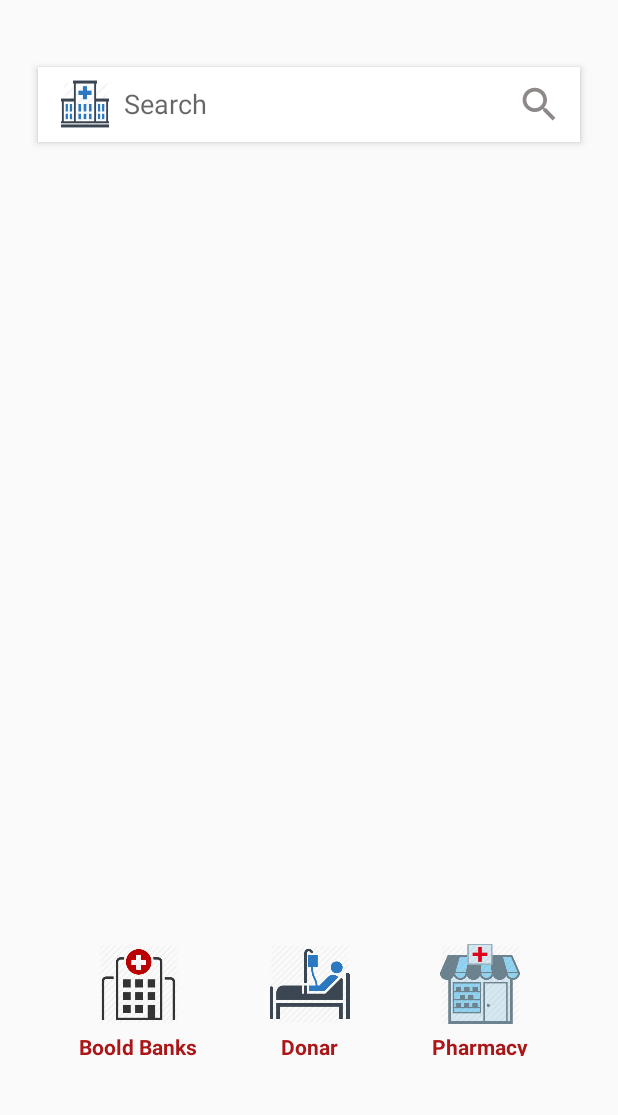
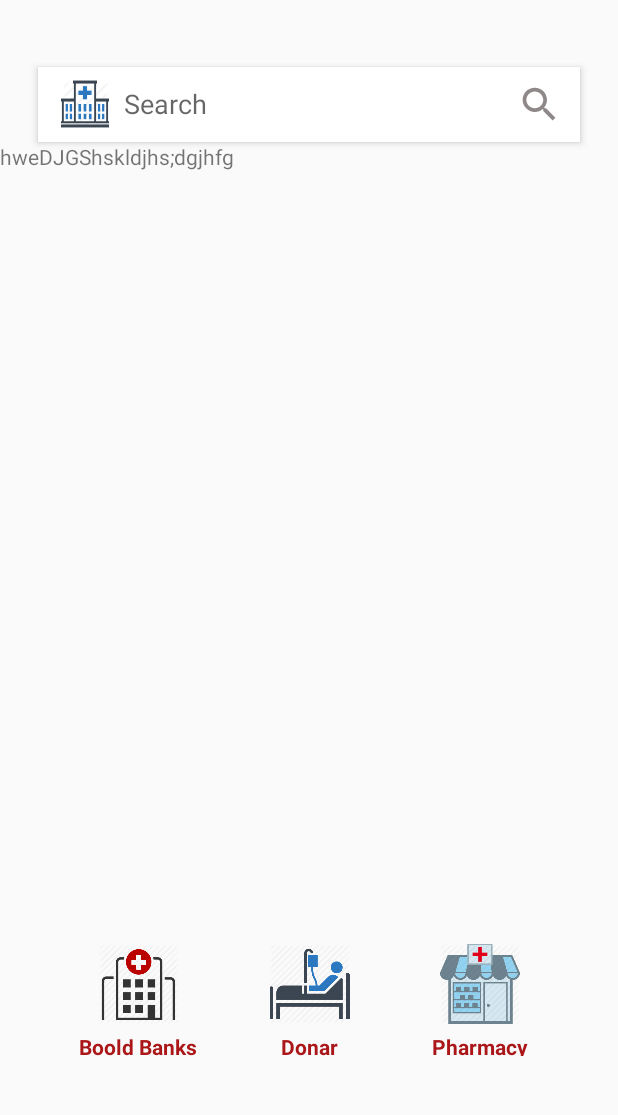
Before and after one commit to ChennaCh/Slider, an Android app: the MapsActivity screen opened directly, with no data from a screen before it, on a phone screen of 412 x 824 dp, the part 90-1205 px from its top. Run offline under Robolectric (Android 15) with nearby library versions, the phone set to English and light mode, and no system bars; 3 statements that could not run were skipped.

Commit message:
Merge branch 'master' of E:\Slider with conflicts.

```diff
--- a/app/build.gradle
+++ b/app/build.gradle
@@ -33,7 +33,7 @@ dependencies {
     compile 'com.github.ksoichiro:android-observablescrollview:1.6.0'
     compile 'com.nineoldandroids:library:2.4.0'
     compile 'com.mcxiaoke.volley:library:1.0.17'
+    compile 'com.google.android.gms:play-services-location:11.0.2'
     testCompile 'junit:junit:4.12'
-    compile 'com.google.android.gms:play-services-auth:9.8.0'
 
 }
--- a/app/src/main/AndroidManifest.xml
+++ b/app/src/main/AndroidManifest.xml
@@ -8,6 +8,7 @@
     <uses-permission android:name="android.permission.ACCESS_COARSE_LOCATION" />
     <uses-permission android:name="android.permission.ACCESS_FINE_LOCATION" />
     <uses-permission android:name="android.permission.READ_EXTERNAL_STORAGE" />
+    <uses-permission android:name="com.google.android.providers.gsf.permission.READ_GSERVICES"/>
 
     <application
         android:allowBackup="true"
--- a/app/src/main/res/layout/activity_maps.xml
+++ b/app/src/main/res/layout/activity_maps.xml
@@ -12,7 +12,10 @@
     <LinearLayout
         android:layout_width="match_parent"
         android:layout_height="match_parent"
-        android:orientation="vertical">
+        android:orientation="vertical"
+        android:layout_alignParentTop="true"
+        android:layout_alignParentLeft="true"
+        android:layout_alignParentStart="true">
 
     <LinearLayout
         android:layout_width="match_parent"
@@ -96,6 +99,12 @@
             android:src="@drawable/search_icon"/>
 
     </LinearLayout>
+        <TextView
+            android:id="@+id/tv_distance_time"
+            android:layout_width="wrap_content"
+            android:layout_height="wrap_content"
+            android:text="hweDJGShskldjhs;dgjhfg"
+            android:layout_alignParentTop="true" />
 
     <LinearLayout
         android:layout_width="match_parent"
```
